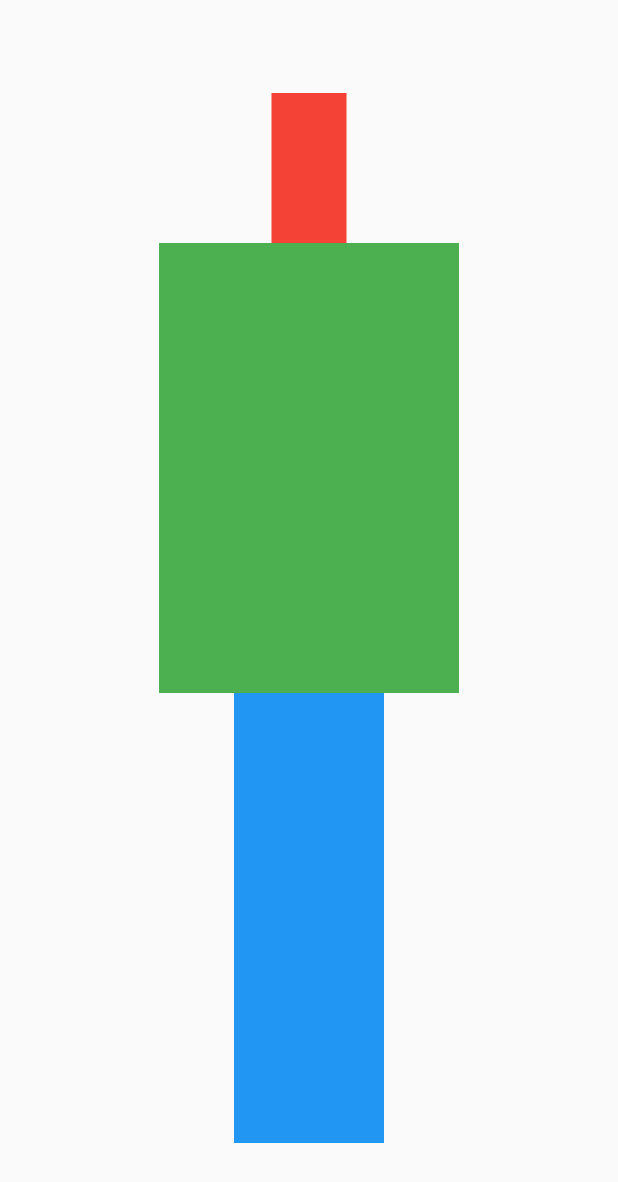
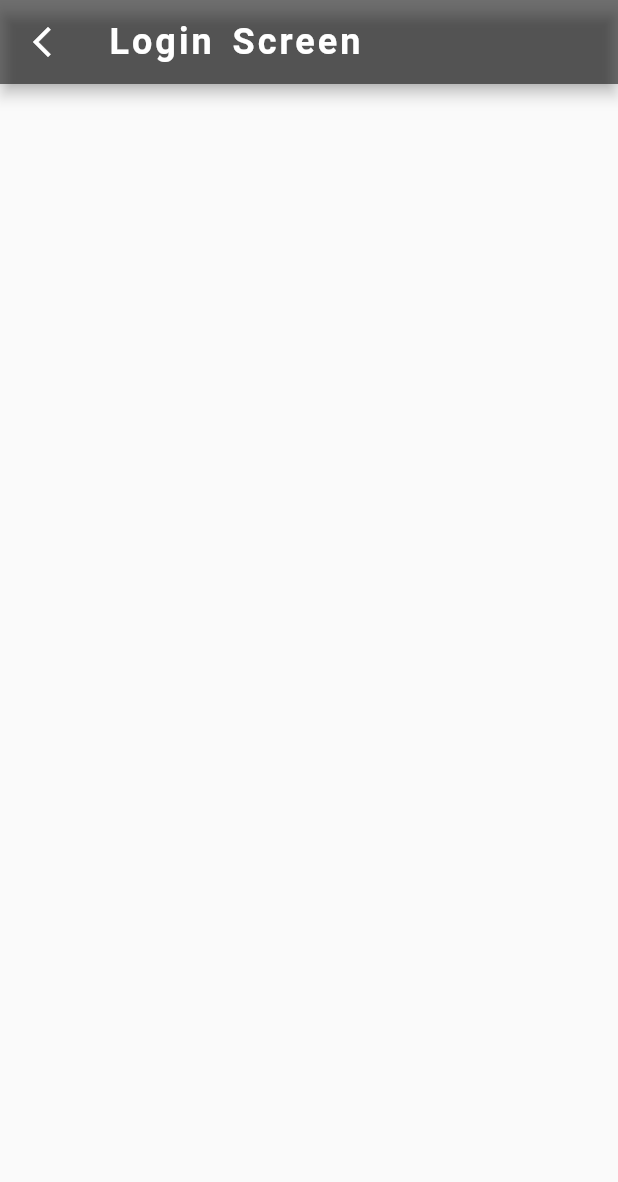
Before and after one commit to Muhanned-Anwar/avatar_course2_2, a Flutter app: the screen it shows after launch, on a phone screen of 412 x 824 dp. Shown: the top 1182 px of the screen. Run offline on Flutter 3.47's test engine with Material 2 defaults, Android fonts, the light colour scheme and no system bars.

```diff
--- a/lib/main.dart
+++ b/lib/main.dart
@@ -9,32 +9,34 @@ class MyApp extends StatelessWidget {
 
   @override
   Widget build(BuildContext context) {
-    return MaterialApp(
+    return const MaterialApp(
       debugShowCheckedModeBanner: false,
-      home: Scaffold(
-        body: Center(
-          child: Column(
-            mainAxisAlignment: MainAxisAlignment.center,
-            crossAxisAlignment: CrossAxisAlignment.center,
-            children: [
-              Container( // width: 0
-                color: Colors.red,
-                width: 50,
-                height: 100,
-              ),
-              Container( // width: 0
-                color: Colors.green,
-                width: 200,
-                height: 300,
-              ),
-              Container( // width: 0
-                color: Colors.blue,
-                width: 100,
-                height: 300,
-              ),
-            ],
+      home: LoginScreen(),
+    );
+  }
+}
+
+class LoginScreen extends StatelessWidget {
+  const LoginScreen({Key? key}) : super(key: key);
+
+  @override
+  Widget build(BuildContext context) {
+    return Scaffold(
+      appBar: AppBar(
+        backgroundColor: Colors.black54,
+        title: const Text(
+          'Login Screen',
+          style: TextStyle(
+            color: Colors.white,
+            fontSize: 24,
+            fontWeight: FontWeight.bold,
+            letterSpacing: 2,
+            wordSpacing: 4,
           ),
-        )
+        ),
+        leading: const Icon(
+          Icons.arrow_back_ios_new,
+        ),
       ),
     );
   }
```
